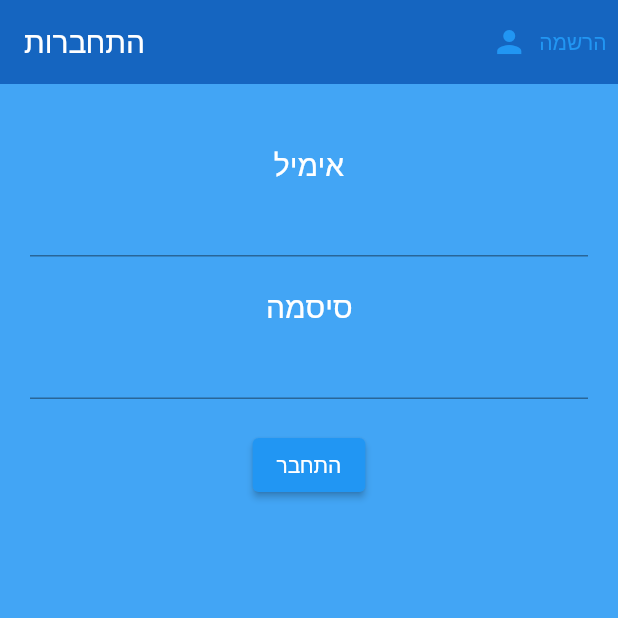
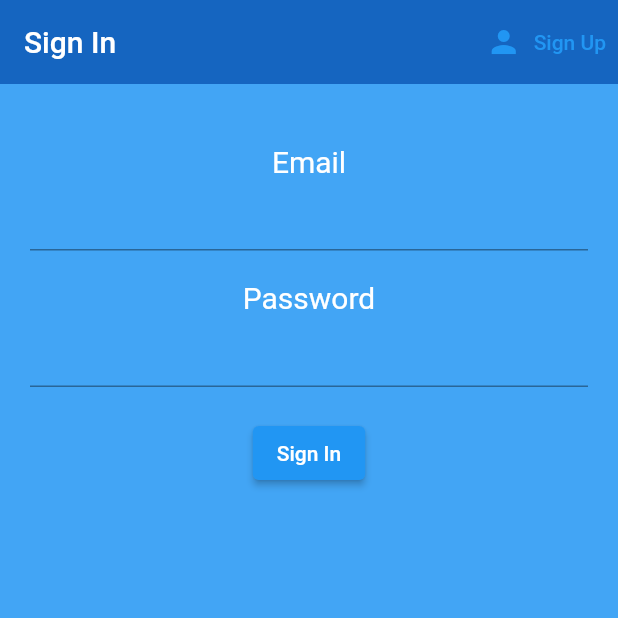
Before and after one commit to sagivt1/membership_project, a Flutter app: the screen it shows after launch, on a phone screen of 412 x 824 dp, the top half of it. Run offline on Flutter 3.47's test engine with Material 2 defaults, Android fonts, the phone set to English and light mode, and no system bars; our stand-ins replace firebase_auth, firebase_core; accounts and stored records are empty.

Commit message:
Hebrew to English

```diff
--- a/lib/Pages/authenticate/register.dart
+++ b/lib/Pages/authenticate/register.dart
@@ -28,7 +28,7 @@ class _RegisterState extends State<Register> {
       resizeToAvoidBottomInset: false,
       backgroundColor: Colors.blue[400],
       appBar: AppBar(
-        title: Text('הרשמה'),
+        title: Text('Sign Up'),
         backgroundColor: Colors.blue[800],
         elevation: 0.0,
         actions: <Widget> [
@@ -37,7 +37,7 @@ class _RegisterState extends State<Register> {
                 widget.toggleView();
               },
               icon: Icon(Icons.person),
-              label: Text('התחבר'),
+              label: Text('Sign In'),
           )
         ],
       ),
@@ -50,23 +50,23 @@ class _RegisterState extends State<Register> {
               children: <Widget> [
                 SizedBox(height: 20.0,),
                 Text(
-                  'אימיל',
+                  'Email',
                   style: TextStyle(fontSize: 20, color: Colors.white),
                 ),
                 TextFormField(
-                  validator: (val) => val.isEmpty ? 'אנא הכניסו כתובת אימייל' : null,
+                  validator: (val) => val.isEmpty ? 'Please Enter email address' : null,
                   onChanged: (val) {
                     setState(() => email = val);
                   },
                 ),
                 SizedBox(height: 20.0,),
                 Text(
-                  'סיסמה',
+                  'Password',
                   style: TextStyle(fontSize: 20, color: Colors.white),
                 ),
                 TextFormField(
                   obscureText: true,
-                  validator: (val) => val.length < 8 ? 'אנא הכניסו סיסמה בעל אורך הגדול מ 8' : null,
+                  validator: (val) => val.length < 8 ? 'Password should contains at least 8 digit' : null,
                   onChanged: (val) {
                     setState(() => password = val);
                   },
@@ -75,14 +75,14 @@ class _RegisterState extends State<Register> {
                 ElevatedButton(
                   style: ElevatedButton.styleFrom(primary: Colors.blue),
                   child: Text(
-                    'הירשם',
+                    'Sign Up',
                     style: TextStyle(color: Colors.white),
                   ),
                   onPressed: () async {
                     if(_formKey.currentState.validate()){
                       dynamic result = await _auth.registerWithEmailAndPassword(email, password);
                       if(result == null){
-                        setState(() => error = 'המידע שהוכנס שגוי');
+                        setState(() => error = 'Invalid data');
                       }
                     }
                   },
--- a/lib/Pages/authenticate/sign_in.dart
+++ b/lib/Pages/authenticate/sign_in.dart
@@ -28,7 +28,7 @@ class _SignInState extends State<SignIn> {
       resizeToAvoidBottomInset: false,
       backgroundColor: Colors.blue[400],
       appBar: AppBar(
-        title: Text('התחברות'),
+        title: Text('Sign In'),
         backgroundColor: Colors.blue[800],
         elevation: 0.0,
         actions: <Widget> [
@@ -37,7 +37,7 @@ class _SignInState extends State<SignIn> {
               widget.toggleView();
             },
             icon: Icon(Icons.person),
-            label: Text('הרשמה'),
+            label: Text('Sign Up'),
           )
         ],
       ),
@@ -50,23 +50,23 @@ class _SignInState extends State<SignIn> {
               children: <Widget> [
                 SizedBox(height: 20.0,),
                 Text(
-                  'אימיל',
+                  'Email',
                   style: TextStyle(fontSize: 20, color: Colors.white),
                 ),
                 TextFormField(
-                  validator: (val) => val.isEmpty ? 'אנא הכניסו כתובת אימייל' : null,
+                  validator: (val) => val.isEmpty ? 'Please Enter email address' : null,
                   onChanged: (val) {
                     setState(() => email = val);
                   },
                 ),
                 SizedBox(height: 20.0,),
                 Text(
-                  'סיסמה',
+                  'Password',
                   style: TextStyle(fontSize: 20, color: Colors.white),
                 ),
                 TextFormField(
                   obscureText: true,
-                  validator: (val) => val.length < 8 ? 'אנא הכניסו סיסמה בעל אורך הגדול מ 8' : null,
+                  validator: (val) => val.length < 8 ? 'Password should contains at least 8 digit' : null,
                   onChanged: (val) {
                     setState(() => password = val);
                   },
@@ -75,14 +75,14 @@ class _SignInState extends State<SignIn> {
                 ElevatedButton(
                   style: ElevatedButton.styleFrom(primary: Colors.blue),
                   child: Text(
-                    'התחבר',
+                    'Sign In',
                     style: TextStyle(color: Colors.white),
                   ),
                   onPressed: () async {
                     if(_formKey.currentState.validate()){
                       dynamic result = await _auth.signInWithEmailAndPassword(email, password);
                       if(result == null){
-                        setState(() => error = 'המידע שהוכנס שגוי');
+                        setState(() => error = 'Invalid data');
                       }
                     }
                   },
--- a/lib/Pages/home/home.dart
+++ b/lib/Pages/home/home.dart
@@ -11,13 +11,13 @@ class Home extends StatelessWidget {
     return Scaffold(
       backgroundColor: Colors.blue[400],
       appBar: AppBar(
-        title: Text('חבר מועדון'),
+        title: Text('Membership club'),
         backgroundColor: Colors.blue[800],
         elevation: 0.0,
         actions: <Widget> [
           TextButton.icon(
             icon: Icon(Icons.logout,color: Colors.black,),
-            label: Text('התנתקות',style: TextStyle(color: Colors.black),),
+            label: Text('Logout',style: TextStyle(color: Colors.black),),
             onPressed: () async {
               await _auth.logOut();
             },
```
Also changed, not shown: 1 other file.
